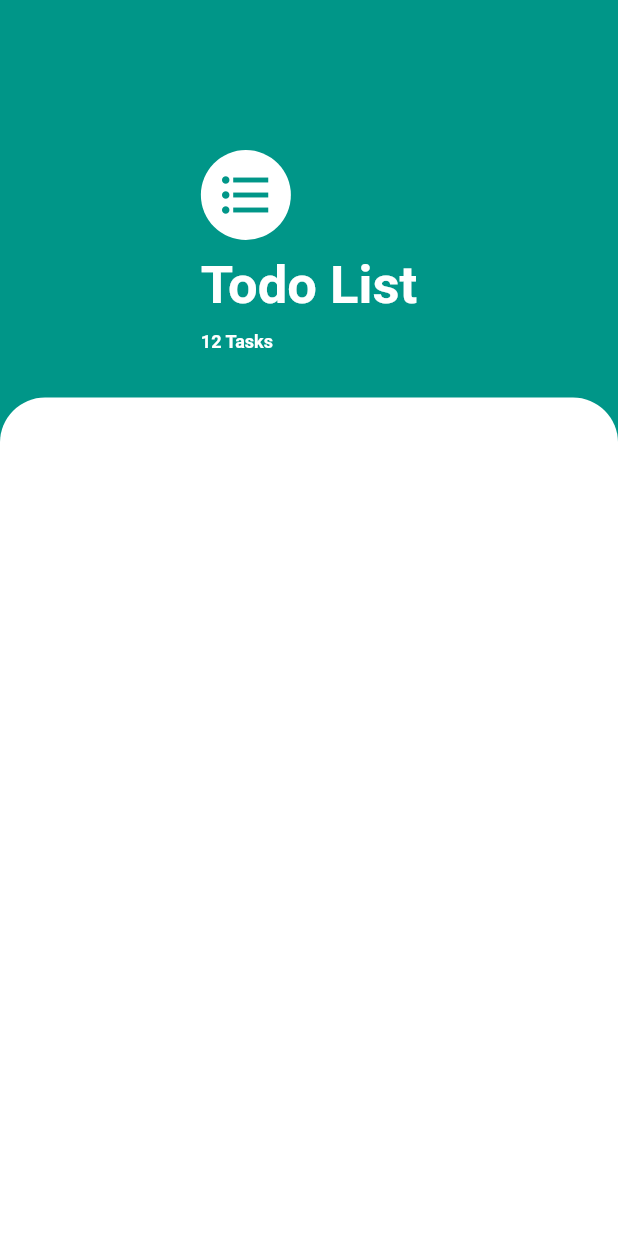
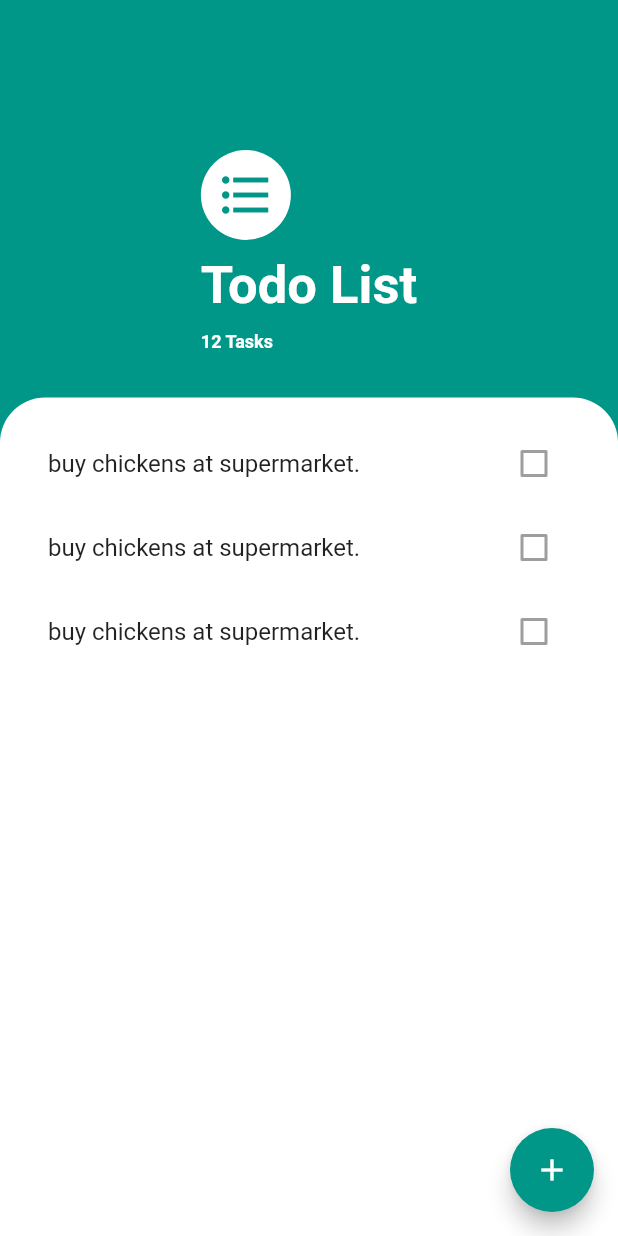
Before and after one commit to tinpay/flutter_study, a Flutter app: the screen it shows after launch, on a phone screen of 412 x 824 dp. Run offline on Flutter 3.47's test engine with Material 2 defaults, Android fonts, the phone set to English and light mode, and no system bars.

Commit message:
add floatingActionButton.

```diff
--- a/flutter_todo/lib/main.dart
+++ b/flutter_todo/lib/main.dart
@@ -63,18 +63,59 @@ class TasksScreen extends StatelessWidget {
               ],
             ),
           ),
-          Expanded(
-            child: Container(
+          Expanded(child: TaskList()),
+        ],
+      ),
+      floatingActionButton: FloatingActionButton(
+        child: Icon(
+          Icons.add,
+        ),
+        backgroundColor: Colors.teal,
+        onPressed: () {
+          showModalBottomSheet(context: context, builder: buildBottomSheet);
+        },
+      ),
+    );
+  }
+
+  Widget buildBottomSheet(BuildContext context) {
+    return Container();
+  }
+}
+
+class TaskList extends StatelessWidget {
+  @override
+  Widget build(BuildContext context) {
+    return Container(
       decoration: BoxDecoration(
         color: Colors.white,
         borderRadius: BorderRadius.only(
           topLeft: Radius.circular(30),
           topRight: Radius.circular(30),
         ),
-            )),
       ),
+      child: Padding(
+        padding: const EdgeInsets.all(16.0),
+        child: ListView(
+          children: <Widget>[
+            Task(),
+            Task(),
+            Task(),
           ],
+        ),
       ),
     );
   }
 }
+
+class Task extends StatelessWidget {
+  @override
+  Widget build(BuildContext context) {
+    return ListTile(
+      title: Text(
+        "buy chickens at supermarket.",
+      ),
+      trailing: Checkbox(value: false),
+    );
+  }
+}
```
Lines whose indentation alone changed are shown as unchanged.
